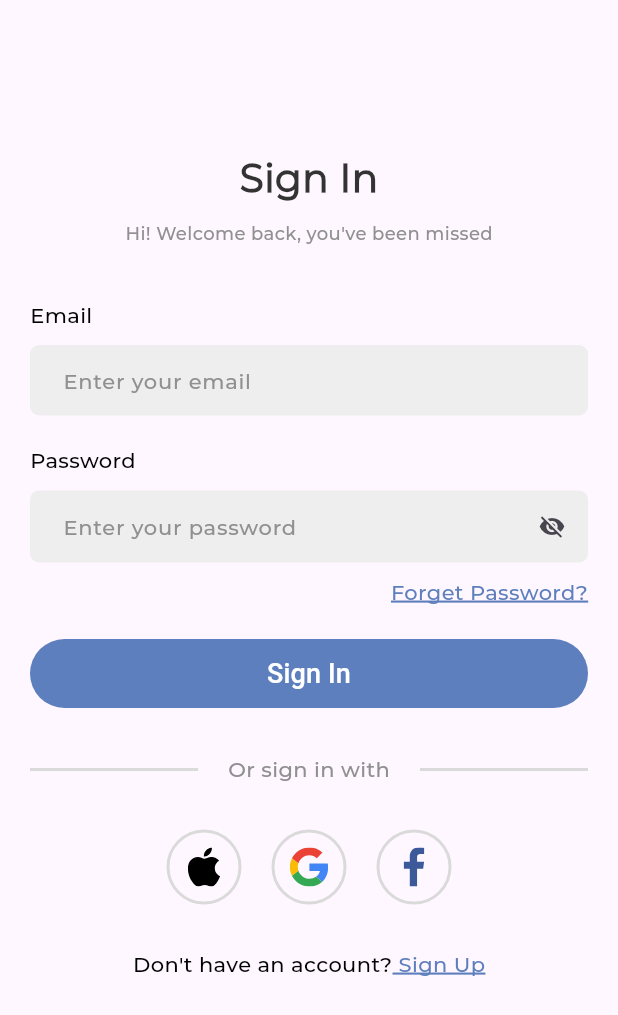
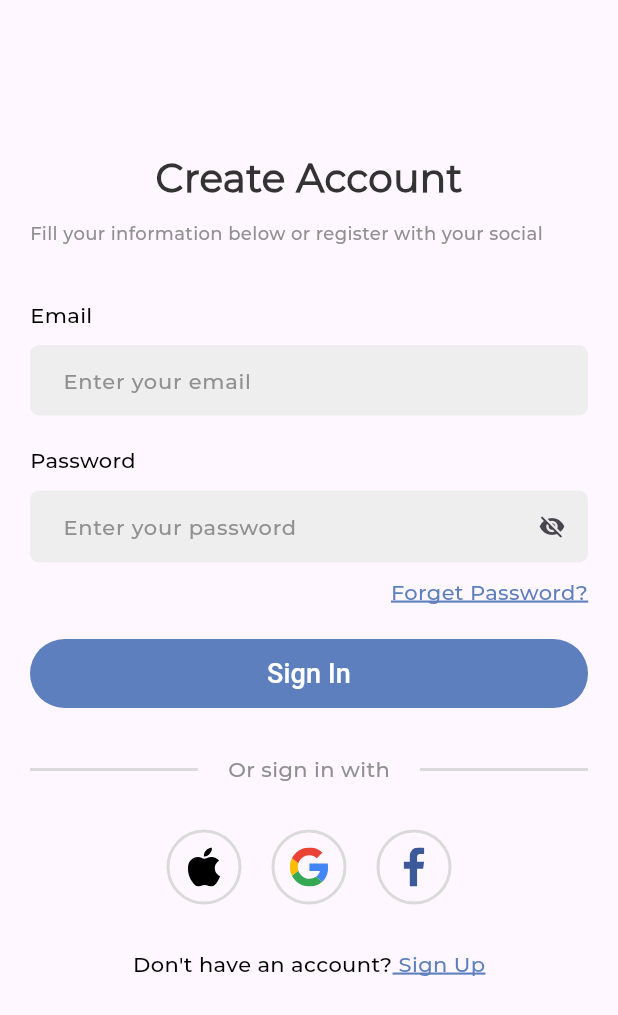
Before and after one commit to tulasireddytulasi/storybook, a Flutter app: the screen it shows after launch, after a tap on "Sign In", on a phone screen of 412 x 824 dp. Shown: the top 1015 px of the screen. Run offline on Flutter 3.47's test engine with Material 2 defaults, Android fonts, the phone set to English and light mode, and no system bars; drawn by our look-alikes of auto_size_text; our stand-ins replace flutter_svg.

Commit message:
Changed folder name

```diff
--- /dev/null
+++ b/lib/app/view/auth_screen/sign_in_screen.dart
@@ -0,0 +1,172 @@
+import 'package:auto_size_text/auto_size_text.dart';
+import 'package:flutter/material.dart';
+import 'package:storybook/app/core/theme/filled_button_theme_style.dart';
+import 'package:storybook/app/core/utils/color_palette.dart';
+import 'package:storybook/app/core/utils/styles.dart';
+import 'package:storybook/app/view/auth_screen/sign_up_screen.dart';
+import 'package:storybook/app/widget/google_login_widget.dart';
+import 'package:storybook/app/widget/primary_filled_button.dart';
+import 'package:storybook/app/widget/text_form_field_widget.dart';
+
+class SignInScreen extends StatefulWidget {
+  const SignInScreen({super.key});
+
+  @override
+  State<SignInScreen> createState() => _SignInScreenState();
+}
+
+class _SignInScreenState extends State<SignInScreen> {
+  final GlobalKey<FormState> _formKey = GlobalKey<FormState>();
+  final TextEditingController emailController = TextEditingController();
+  final TextEditingController passwordController = TextEditingController();
+
+  @override
+  Widget build(BuildContext context) {
+    return Scaffold(
+      body: SingleChildScrollView(
+        child: Container(
+          padding: const EdgeInsets.all(20),
+          child: Form(
+            key: _formKey,
+            child: Column(
+              crossAxisAlignment: CrossAxisAlignment.center,
+              mainAxisAlignment: MainAxisAlignment.center,
+              children: [
+                const SizedBox(height: 80),
+                Container(
+                  alignment: Alignment.center,
+                  child: const AutoSizeText(
+                    "Sign In",
+                    style: TextStyles.mediumBlack1Bold26,
+                    maxLines: 2,
+                  ),
+                ),
+                const SizedBox(height: 10),
+                Container(
+                  alignment: Alignment.center,
+                  child: const AutoSizeText(
+                    "Hi! Welcome back, you've been missed",
+                    style: TextStyles.mediumLightBlack12,
+                    maxLines: 1,
+                  ),
+                ),
+                const SizedBox(height: 36),
+                Container(
+                  alignment: Alignment.topLeft,
+                  child: const AutoSizeText(
+                    "Email",
+                    style: TextStyles.mediumBlack14,
+                    maxLines: 1,
+                  ),
+                ),
+                const SizedBox(height: 10),
+                TextFormFieldWidget(
+                  key: const Key("email"),
+                  controller: emailController,
+                  hintText: "Enter your email",
+                  hintStyle: TextStyles.mediumLightBlack14,
+                  parametersValidate: "This field is required",
+                ),
+                const SizedBox(height: 20),
+                Container(
+                  alignment: Alignment.topLeft,
+                  child: const AutoSizeText(
+                    "Password",
+                    style: TextStyles.mediumBlack14,
+                    maxLines: 1,
+                  ),
+                ),
+                const SizedBox(height: 10),
+                TextFormFieldWidget(
+                  key: const Key("password"),
+                  controller: passwordController,
+                  hintText: "Enter your password",
+                  hintStyle: TextStyles.mediumLightBlack14,
+                  parametersValidate: "This field is required",
+                  obscureText: true,
+                  showSuffixIcon: true,
+                ),
+                const SizedBox(height: 10),
+                Container(
+                  alignment: Alignment.topRight,
+                  child: InkWell(
+                    onTap: () {},
+                    child: const AutoSizeText(
+                      "Forget Password?",
+                      style: TextStyles.mediumBlueUnderline14,
+                      maxLines: 1,
+                    ),
+                  ),
+                ),
+                const SizedBox(height: 20),
+                SizedBox(
+                  width: double.infinity,
+                  child: PrimaryFilledButton(
+                    buttonThemeStyle: const FilledButtonThemeStyle(disabledTextColor: Colors.white),
+                    buttonTitle: "Sign In",
+                    widgetKey: "sign_in_key",
+                    isLoading: false,
+                    onPressed: () {
+                      Navigator.push(context, MaterialPageRoute(builder: (_) => const SignUpScreen()));
+                    },
+                  ),
+                ),
+                const SizedBox(height: 30),
+                const Row(
+                  mainAxisAlignment: MainAxisAlignment.center,
+                  crossAxisAlignment: CrossAxisAlignment.center,
+                  children: [
+                    Expanded(
+                      child: Divider(
+                        color: ColorPalette.lightBlack2,
+                        thickness: 2,
+                      ),
+                    ),
+                    Padding(
+                      padding: EdgeInsets.only(left: 20, right: 20),
+                      child: AutoSizeText(
+                        "Or sign in with",
+                        style: TextStyles.mediumLightBlack14,
+                        maxLines: 1,
+                      ),
+                    ),
+                    Expanded(
+                      child: Divider(
+                        color: ColorPalette.lightBlack2,
+                        thickness: 2,
+                      ),
+                    ),
+                  ],
+                ),
+                const SizedBox(height: 30),
+                const GoogleLoginWidget(),
+                const SizedBox(height: 30),
+                const AutoSizeText.rich(
+                  TextSpan(
+                    children: [
+                      TextSpan(text: "Don't have an account?", style: TextStyles.mediumBlack14),
+                      TextSpan(text: " Sign Up", style: TextStyles.mediumBlueUnderline14),
+
+                      // WidgetSpan(
+                      //   child: InkWell(
+                      //     onTap: () {
+                      //       print("ss");
+                      //     },
+                      //     child: const Text(
+                      //       " Sign Up",
+                      //       style: TextStyles.mediumBlueUnderline14,
+                      //     ),
+                      //   ),
+                      // ),
+                    ],
+                  ),
+                  minFontSize: 5,
+                ),
+              ],
+            ),
+          ),
+        ),
+      ),
+    );
+  }
+}
--- a/lib/app/view/sign_in_screen/sign_in_screen.dart
+++ b/lib/app/view/auth_screen/sign_up_screen.dart
@@ -7,14 +7,14 @@ import 'package:storybook/app/widget/google_login_widget.dart';
 import 'package:storybook/app/widget/primary_filled_button.dart';
 import 'package:storybook/app/widget/text_form_field_widget.dart';
 
-class SignInScreen extends StatefulWidget {
-  const SignInScreen({super.key});
+class SignUpScreen extends StatefulWidget {
+  const SignUpScreen({super.key});
 
   @override
-  State<SignInScreen> createState() => _SignInScreenState();
+  State<SignUpScreen> createState() => _SignUpScreenState();
 }
 
-class _SignInScreenState extends State<SignInScreen> {
+class _SignUpScreenState extends State<SignUpScreen> {
   final GlobalKey<FormState> _formKey = GlobalKey<FormState>();
   final TextEditingController emailController = TextEditingController();
   final TextEditingController passwordController = TextEditingController();
@@ -35,7 +35,7 @@ class _SignInScreenState extends State<SignInScreen> {
                 Container(
                   alignment: Alignment.center,
                   child: const AutoSizeText(
-                    "Sign In",
+                    "Create Account",
                     style: TextStyles.mediumBlack1Bold26,
                     maxLines: 2,
                   ),
@@ -44,7 +44,7 @@ class _SignInScreenState extends State<SignInScreen> {
                 Container(
                   alignment: Alignment.center,
                   child: const AutoSizeText(
-                    "Hi! Welcome back, you've been missed",
+                    "Fill your information below or register with your social account.",
                     style: TextStyles.mediumLightBlack12,
                     maxLines: 1,
                   ),
@@ -105,7 +105,9 @@ class _SignInScreenState extends State<SignInScreen> {
                     buttonTitle: "Sign In",
                     widgetKey: "sign_in_key",
                     isLoading: false,
-                    onPressed: () {},
+                    onPressed: () {
+                      Navigator.push(context, MaterialPageRoute(builder: (_) => const SignUpScreen()));
+                    },
                   ),
                 ),
                 const SizedBox(height: 30),
--- a/lib/main.dart
+++ b/lib/main.dart
@@ -1,5 +1,5 @@
 import 'package:flutter/material.dart';
-import 'package:storybook/app/view/sign_in_screen/sign_in_screen.dart';
+import 'package:storybook/app/view/auth_screen/sign_in_screen.dart';
 
 void main() {
   runApp(const MyApp());
```
